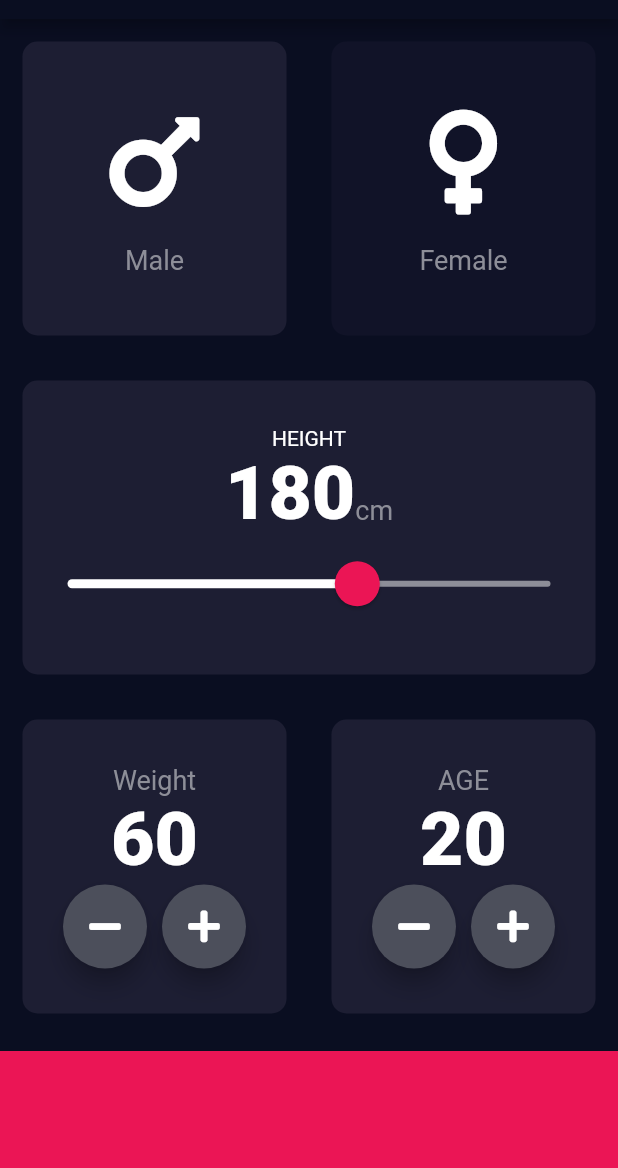
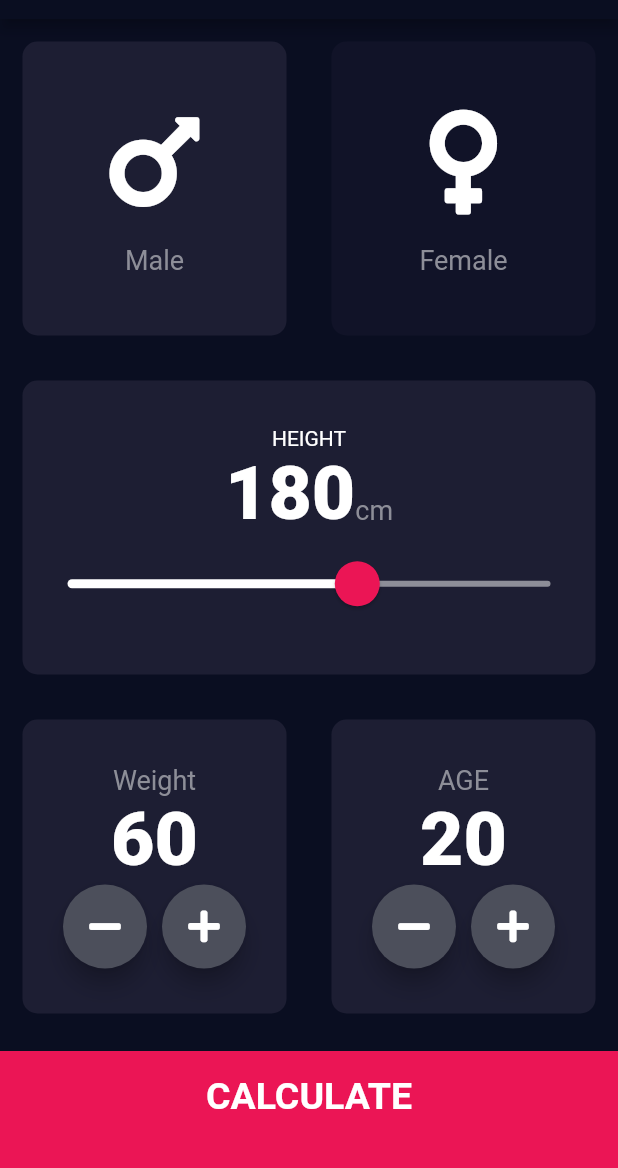
Before and after one commit to SagomoongchiDev/Flutter-Study, a Flutter app: the screen it shows after launch, on a phone screen of 412 x 824 dp, the part 65-1233 px from its top. Run offline on Flutter 3.47's test engine with Material 2 defaults, Android fonts, the phone set to English and light mode, and no system bars; our stand-ins replace audioplayers, font_awesome_flutter, rflutter_alert.

Commit message:
'BMI page Styling'

```diff
--- /dev/null
+++ b/Sangsoo/study_8th/lib/components/bottom_button.dart
@@ -0,0 +1,32 @@
+import 'package:flutter/material.dart';
+import '../constants.dart';
+
+class BottomButton extends StatelessWidget {
+
+  BottomButton({@required this.onTap,@required this.buttonTitle});
+
+  final Function onTap;
+  final String buttonTitle;
+
+  @override
+  Widget build(BuildContext context) {
+    return GestureDetector(
+      onTap: () {
+        Navigator.pushNamed(context, '/BMI');
+      },
+      child: Container(
+        child: Center(
+          child: Text(
+            'CALCULATE',
+            style: kLargeButtonTextStyle,
+          ),
+        ),
+        color: kBottomContainerColour,
+        margin: EdgeInsets.only(top: 10.0),
+        width: double.infinity,
+        padding: EdgeInsets.only(bottom:20.0),
+        height: kBottomContainerHeight,
+      ),
+    );
+  }
+}
--- a/Sangsoo/study_8th/lib/male_or_female.dart
+++ b/Sangsoo/study_8th/lib/components/male_or_female.dart
@@ -1,5 +1,5 @@
 import 'package:flutter/material.dart';
-import 'constants.dart';
+import '../constants.dart';
 
 class MaleOrFemale extends StatelessWidget {
   MaleOrFemale({@required this.icon ,@required this.text});
--- a/Sangsoo/study_8th/lib/constants.dart
+++ b/Sangsoo/study_8th/lib/constants.dart
@@ -1,15 +1,21 @@
 import 'package:flutter/material.dart';
 
-const kLabelTextStyle = TextStyle(
-    fontSize: 18.0,
-    color:Color(0xFF8D8E98)
+const kLabelTextStyle = TextStyle(fontSize: 18.0, color: Color(0xFF8D8E98));
+
+const kNumberFont = TextStyle(fontSize: 50.0, fontWeight: FontWeight.w900);
+
+const kLargeButtonTextStyle =
+    TextStyle(fontSize: 25.0, fontWeight: FontWeight.bold);
+
+const kTitleTextStyle = TextStyle(fontSize: 50.0, fontWeight: FontWeight.bold);
+
+const kResultTextStyle = TextStyle(
+    color: Color(0xFF24D876), fontSize: 22.0, fontWeight: FontWeight.bold);
+
+const kBodyTextStyle = TextStyle(
+  fontSize: 22.0
 );
-
-TextStyle kNumberFont = TextStyle(
-    fontSize: 50.0,
-    fontWeight: FontWeight.w900
-);
-
+const kBMITextStyle = TextStyle(fontSize: 100.0, fontWeight: FontWeight.bold);
 const kBottomContainerHeight = 80.0;
 const kBottomContainerColour = Color(0xFFEB1555);
 const kInactiveCardColour = Color(0xFF111328);
--- a/Sangsoo/study_8th/lib/main.dart
+++ b/Sangsoo/study_8th/lib/main.dart
@@ -1,5 +1,6 @@
 import 'package:flutter/material.dart';
-import 'input_page.dart';
+import 'screens/input_page.dart';
+import 'screens/BMI_Pannel.dart';
 void main() => runApp(BMICalculator());
 
 class BMICalculator extends StatelessWidget {
@@ -10,7 +11,12 @@ class BMICalculator extends StatelessWidget {
         primaryColor: Color(0xFF0A0E21),
         scaffoldBackgroundColor: Color(0xFF0A0E21),
       ),
-      home: InputPage(),
+      initialRoute: '/',
+      routes:{
+        '/': (context)=> InputPage(),
+        '/BMI':(context)=> BMI()
+      }
+      ,
     );
   }
 }
--- a/Sangsoo/study_8th/lib/input_page.dart
+++ b/Sangsoo/study_8th/lib/screens/input_page.dart
@@ -4,13 +4,13 @@ import 'package:flutter/material.dart';
 import 'package:font_awesome_flutter/font_awesome_flutter.dart';
 
 //Custom Widget
-import 'round_icon.dart';
-import 'male_or_female.dart';
-import 'reusable_card.dart';
+import '../components/round_icon.dart';
+import '../components/male_or_female.dart';
+import '../components/reusable_card.dart';
+import '../components/bottom_button.dart';
 
 //etc
-import 'constants.dart';
-
+import '../constants.dart';
 
 enum Gender { male, female }
 
@@ -177,7 +177,7 @@ class _InputPageState extends State<InputPage> {
                           children: <Widget>[
                             RoundIconButton(
                               icon: FontAwesomeIcons.minus,
-                              action: (){
+                              action: () {
                                 setState(() {
                                   age--;
                                 });
@@ -186,8 +186,9 @@ class _InputPageState extends State<InputPage> {
                             SizedBox(
                               width: 10.0,
                             ),
-                            RoundIconButton( icon: FontAwesomeIcons.plus,
-                              action: (){
+                            RoundIconButton(
+                              icon: FontAwesomeIcons.plus,
+                              action: () {
                                 setState(() {
                                   age++;
                                 });
@@ -202,12 +203,7 @@ class _InputPageState extends State<InputPage> {
               ],
             ),
           ),
-          Container(
-            color: kBottomContainerColour,
-            margin: EdgeInsets.only(top: 10.0),
-            width: double.infinity,
-            height: kBottomContainerHeight,
-          )
+          BottomButton()
         ],
       ),
     );
```
Also changed, not shown: Sangsoo/study_8th/lib/screens/BMI_Pannel.dart (added, +49 -0 lines), Sangsoo/study_8th/lib/components/reusable_card.dart (renamed from Sangsoo/study_8th/lib/reusable_card.dart), Sangsoo/study_8th/lib/components/round_icon.dart (renamed from Sangsoo/study_8th/lib/round_icon.dart).
